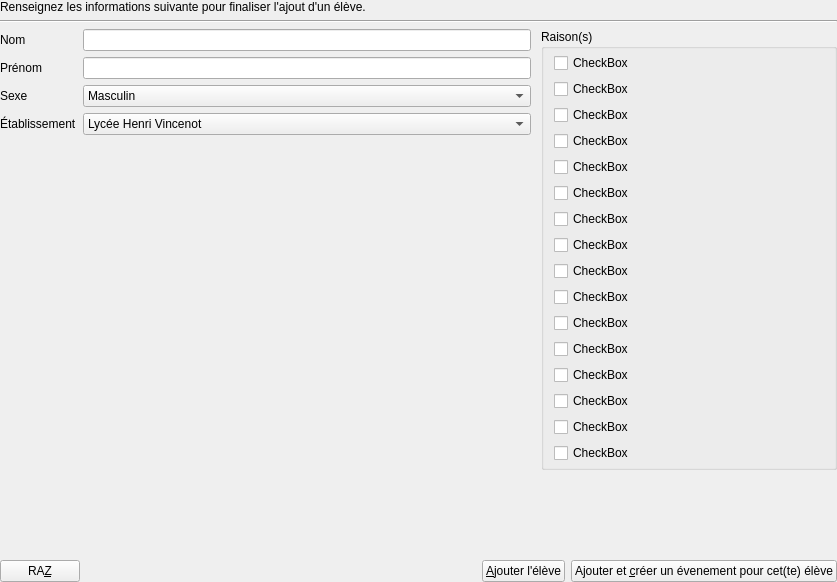
Qt form View/eleveview.ui (Nexyll/leaspas) before a commit.
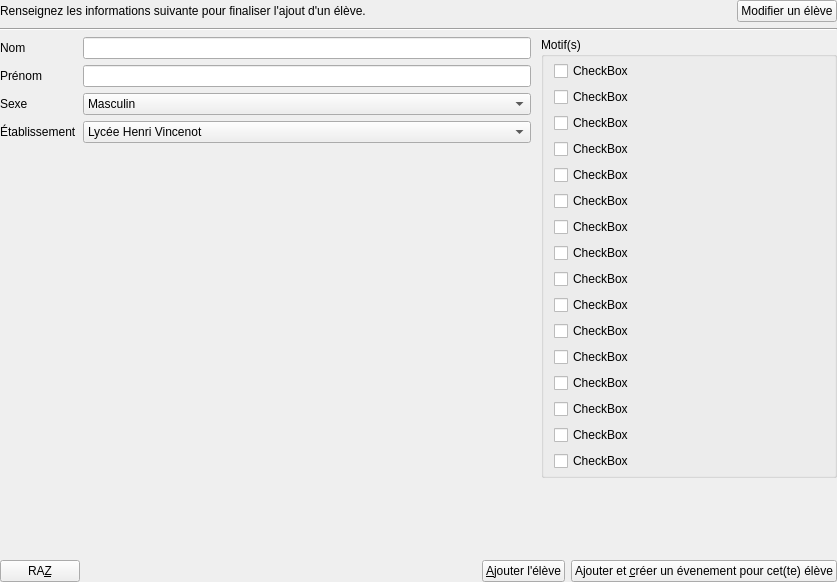
The same form after that commit.

Commit message: Added sqlite init script

```diff
--- a/View/eleveview.ui
+++ b/View/eleveview.ui
@@ -27,6 +27,8 @@
     <number>0</number>
    </property>
    <item>
+    <layout class="QHBoxLayout" name="horizontalLayout_3">
+     <item>
     <widget class="QLabel" name="label">
      <property name="text">
       <string>Renseignez les informations suivante pour finaliser l'ajout d'un élève.</string>
@@ -34,6 +36,28 @@
     </widget>
    </item>
    <item>
+      <spacer name="horizontalSpacer_2">
+       <property name="orientation">
+        <enum>Qt::Horizontal</enum>
+       </property>
+       <property name="sizeHint" stdset="0">
+        <size>
+         <width>40</width>
+         <height>20</height>
+        </size>
+       </property>
+      </spacer>
+     </item>
+     <item>
+      <widget class="QPushButton" name="pushButton">
+       <property name="text">
+        <string>Modifier un élève</string>
+       </property>
+      </widget>
+     </item>
+    </layout>
+   </item>
+   <item>
     <widget class="Line" name="line">
      <property name="orientation">
       <enum>Qt::Horizontal</enum>
@@ -166,7 +190,7 @@
         <item>
          <widget class="QGroupBox" name="groupBox">
           <property name="title">
-           <string>Raison(s)</string>
+           <string>Motif(s)</string>
           </property>
           <layout class="QVBoxLayout" name="verticalLayout_2">
            <property name="leftMargin">
```
Left out of the diff: 2 changed lines with no effect on the pictures. Lines whose indentation alone changed are shown as unchanged. The commit also changes 2 other files.
